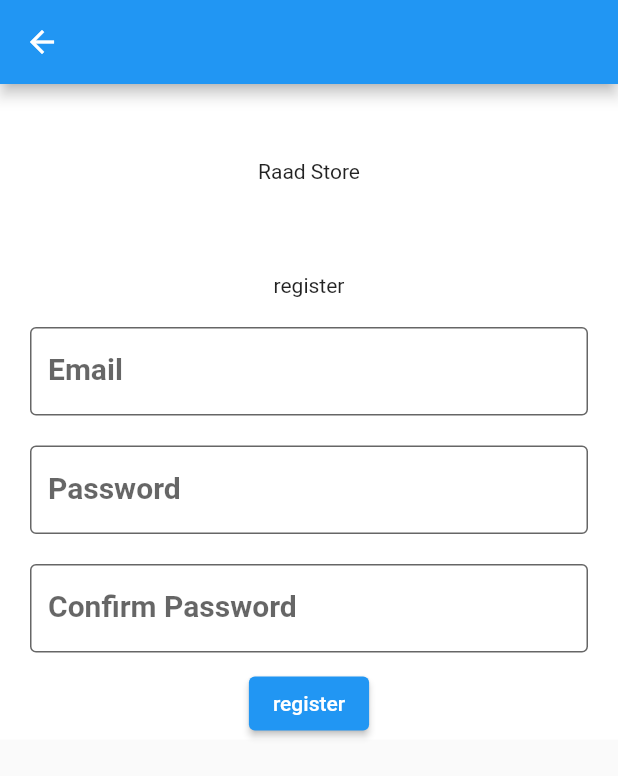
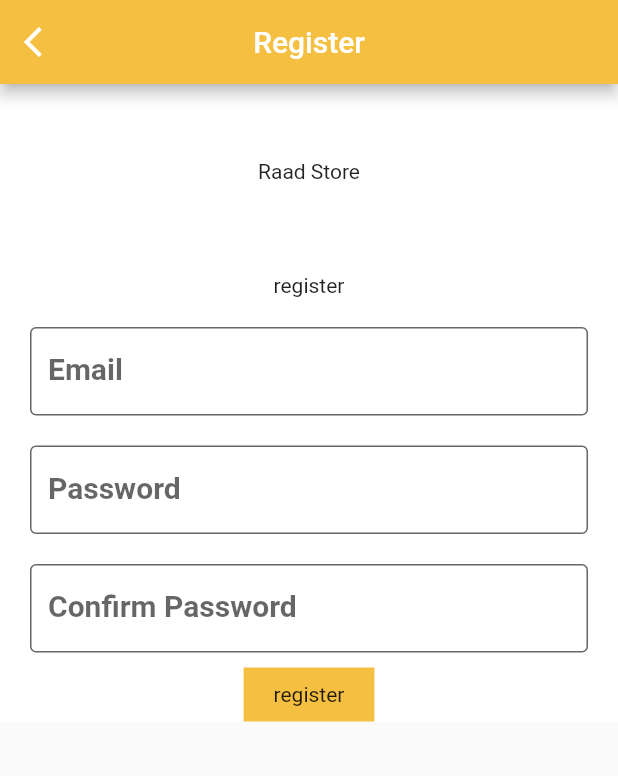
Before and after one commit to mohamedsamirmohamedsalem/raed_store_flutter, a Flutter app: the RegisterScreen screen opened by its route, on a phone screen of 412 x 824 dp. Shown: the top 776 px of the screen. Run offline on Flutter 3.47's test engine with Material 2 defaults, Android fonts, the phone set to English and light mode, and no system bars; our stand-ins replace animated_bottom_navigation_bar, easy_localization, rounded_loading_button.

Commit message:
fix changes

```diff
--- a/lib/register_page.dart
+++ b/lib/register_page.dart
@@ -2,8 +2,11 @@ import 'package:easy_localization/easy_localization.dart';
 import 'package:flutter/foundation.dart';
 import 'package:flutter/material.dart';
 import 'package:raed_store/network/network_manager.dart';
+import 'package:raed_store/widgets/custom_app_bar.dart';
 import 'package:raed_store/widgets/entryField.dart';
 import 'package:raed_store/utils/string_extenstions.dart';
+
+import 'constants/colors.dart';
 
 class RegisterScreen extends StatefulWidget {
   const RegisterScreen({Key? key}) : super(key: key);
@@ -34,7 +37,7 @@ class _RegisterScreenState extends State<RegisterScreen> {
   @override
   Widget build(BuildContext context) {
     return Scaffold(
-      appBar: AppBar(),
+      appBar: CustomAppBar.getAppBarWithBackButton(context, "Register"),
       body: SingleChildScrollView(
         child: Container(
           color: Colors.white,
@@ -105,9 +108,13 @@ class _RegisterScreenState extends State<RegisterScreen> {
   }
 
   Widget _registerButton() {
-    return ElevatedButton(
-      onPressed: () => _validateInputs(),
-      child: const Text("register").tr(),
+    return Container(
+      color: kPrimaryColor,
+      padding: const EdgeInsets.symmetric(horizontal: 20,vertical: 10),
+      child: InkWell(
+        onTap: () => _validateInputs(),
+        child: const Text("register").tr(),
+      ),
     );
   }
 
--- a/lib/widgets/custom_app_bar.dart
+++ b/lib/widgets/custom_app_bar.dart
@@ -19,7 +19,6 @@ class CustomAppBar {
       String title, {
         List<Widget>? actions,
         double? elevation,
-        required Function leadingAction,
       }) {
     return AppBar(
       backgroundColor: kPrimaryColor,
@@ -27,7 +26,7 @@ class CustomAppBar {
       title: Text(title, style: kWhiteTextStyle),
       centerTitle: (actions ?? []).isNotEmpty ? false : true,
       leading: IconButton(
-        onPressed: ()=>leadingAction,
+        onPressed: ()=>Navigator.of(context).pop(),
         icon: const Icon(Icons.arrow_back_ios, color: Colors.white),
       ),
       actions: actions ?? [],
```
Also changed, not shown: pubspec.lock.
